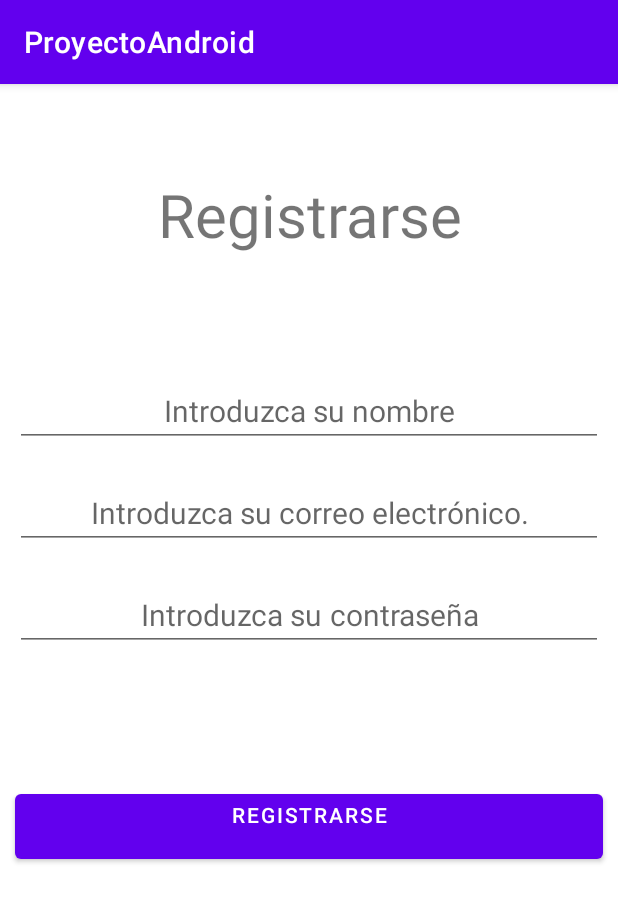
After one commit to AlvaroVeraOrtiz/ProyectoAndroid, an Android app: the fragment RegisterFragment placed in its activity, on a phone screen of 412 x 824 dp. The commit adds this screen. Shown: the top 902 px of the screen. Run offline under Robolectric (Android 15) with nearby library versions, the phone set to English and light mode, and no system bars; our stand-ins replace Firebase (no records; nobody signed in at launch, a user with empty details on screens opened directly).

Commit message:
Hechos fragmentos de login
Ahora mismo hay una actividad de login que no se usa. Dependiendo de si hace falta o no se añadirá

```diff
--- a/app/build.gradle
+++ b/app/build.gradle
@@ -52,6 +52,7 @@ dependencies {
     implementation 'com.google.firebase:firebase-storage:20.0.0'
     implementation 'androidx.recyclerview:recyclerview:1.2.1'
     implementation 'com.google.firebase:firebase-firestore:24.0.0'
+    implementation 'com.google.firebase:firebase-auth:21.0.1'
     testImplementation 'junit:junit:'
     androidTestImplementation 'androidx.test.ext:junit:1.1.3'
     androidTestImplementation 'androidx.test.espresso:espresso-core:3.4.0'
--- /dev/null
+++ b/app/src/main/java/com/example/proyectoandroid/ui/login/RegisterFragment.java
@@ -0,0 +1,62 @@
+package com.example.proyectoandroid.ui.login;
+
+import android.os.Bundle;
+
+import androidx.fragment.app.Fragment;
+import androidx.fragment.app.FragmentManager;
+
+import android.view.LayoutInflater;
+import android.view.View;
+import android.view.ViewGroup;
+import android.widget.EditText;
+
+import com.example.proyectoandroid.R;
+import com.google.firebase.auth.FirebaseAuth;
+
+/**
+ * A simple {@link Fragment} subclass.
+ * Use the {@link RegisterFragment#newInstance} factory method to
+ * create an instance of this fragment.
+ */
+public class RegisterFragment extends Fragment {
+
+    private EditText correo, password, nombre;
+    private FirebaseAuth mauth = FirebaseAuth.getInstance();
+
+    public RegisterFragment() {
+        // Required empty public constructor
+    }
+
+
+    public static RegisterFragment newInstance(FirebaseAuth auth) {
+        RegisterFragment fragment = new RegisterFragment();
+        fragment.setAuth(auth);
+        return fragment;
+    }
+    public void setAuth(FirebaseAuth auth) {
+        mauth = auth;
+    }
+
+    @Override
+    public void onCreate(Bundle savedInstanceState) {
+        super.onCreate(savedInstanceState);
+
+    }
+
+    @Override
+    public View onCreateView(LayoutInflater inflater, ViewGroup container,
+                             Bundle savedInstanceState) {
+        // Inflate the layout for this fragment
+        View view = inflater.inflate(R.layout.fragment_register, container, false);
+        correo = view.findViewById(R.id.correoDeRegistro);
+        nombre = view.findViewById(R.id.nombreDeRegistro);
+        password = view.findViewById(R.id.passwordDeRegistro);
+
+        return view;
+
+    }
+
+
+
+
+}
--- /dev/null
+++ b/app/src/main/res/layout/fragment_register.xml
@@ -0,0 +1,66 @@
+<?xml version="1.0" encoding="utf-8"?>
+<LinearLayout xmlns:android="http://schemas.android.com/apk/res/android"
+    xmlns:tools="http://schemas.android.com/tools"
+    android:layout_width="match_parent"
+    android:layout_height="match_parent"
+    tools:context=".ui.login.RegisterFragment"
+    android:orientation="vertical">
+
+
+
+        <TextView
+            android:layout_width="match_parent"
+            android:layout_height="wrap_content"
+            android:layout_gravity="center"
+            android:layout_marginBottom="30dp"
+            android:gravity="center"
+            android:paddingTop="60dp"
+            android:paddingBottom="40dp"
+            android:text="@string/registro_usuario"
+            android:textSize="40sp" />
+
+
+        <EditText
+            android:id="@+id/nombreDeRegistro"
+            android:layout_width="match_parent"
+            android:layout_height="wrap_content"
+            android:layout_margin="10dp"
+            android:gravity="center"
+            android:hint="@string/introduzca_nombre"
+            android:textSize="20sp" />
+
+        <EditText
+            android:id="@+id/correoDeRegistro"
+            android:layout_width="match_parent"
+            android:layout_height="wrap_content"
+            android:layout_margin="10dp"
+            android:gravity="center"
+            android:hint="@string/introduzca_correo"
+            android:textSize="20sp" />
+
+        <EditText
+            android:id="@+id/passwordDeRegistro"
+            android:layout_width="match_parent"
+            android:layout_height="wrap_content"
+            android:layout_margin="10dp"
+            android:gravity="center"
+            android:hint="@string/introduzca_contraseña"
+            android:inputType="textPassword"
+            android:textSize="20sp" />
+
+        <Space
+            android:layout_width="match_parent"
+            android:layout_height="69dp" />
+
+        <Button
+            android:id="@+id/registrarse"
+            android:layout_width="match_parent"
+            android:layout_height="wrap_content"
+            android:layout_margin="10dp"
+            android:gravity="center"
+            android:onClick="iniciarSesion"
+            android:paddingBottom="20dp"
+            android:text="@string/registro_usuario" />
+
+
+</LinearLayout>
--- a/app/src/main/res/menu/activity_main_drawer.xml
+++ b/app/src/main/res/menu/activity_main_drawer.xml
@@ -24,6 +24,9 @@
             android:id="@+id/nav_seguidos"
             android:icon="@drawable/ic_menu_camera"
             android:title="@string/following"/>
-
+        <item
+            android:id="@+id/nav_login"
+            android:icon="@drawable/ic_menu_slideshow"
+            android:title="@string/iniciar_sesion"/>
     </group>
 </menu>
--- a/app/src/main/res/navigation/mobile_navigation.xml
+++ b/app/src/main/res/navigation/mobile_navigation.xml
@@ -32,4 +32,9 @@
         android:name="com.example.proyectoandroid.ui.seguidos.SeguidosFragment"
         android:label="@string/following"
         tools:layout="@layout/fragment_seguidos"/>
+    <fragment
+        android:id="@+id/nav_login"
+        android:name="com.example.proyectoandroid.ui.login.LoginFragment"
+        android:label="@string/iniciar_sesion"
+        tools:layout="@layout/fragment_seguidos"/>
 </navigation>
--- a/app/src/main/res/values/strings.xml
+++ b/app/src/main/res/values/strings.xml
@@ -22,5 +22,10 @@
     <string name="hello_blank_fragment">Hello blank fragment</string>
     <string name="introduzca_correo">Introduzca su correo electrónico.</string>
     <string name="introduzca_contraseña">Introduzca su contraseña</string>
+    <string name="datos_no_introducidos">No ha introducido correo o contraseña</string>
     <string name="crear_cuenta">Crear cuenta</string>
+    <string name="contreseña_no_valida">La contraseña debe tener al menos 6 carácteres.</string>
+    <string name="inicio_sesion_exitoso">Se ha iniciado sesión con éxito.</string>
+    <string name="introduzca_nombre">Introduzca su nombre</string>
+    <string name="registro_usuario">Registrarse</string>
 </resources>
```
Also changed, not shown: app/src/main/java/com/example/proyectoandroid/LoginActivity.java (+24 -2 lines), app/src/main/java/com/example/proyectoandroid/ui/login/LoginFragment.java (added, +116 -0 lines), app/src/main/res/layout/activity_login.xml (+4 -68 lines), app/src/main/res/layout/fragment_login.xml (added, +74 -0 lines).
